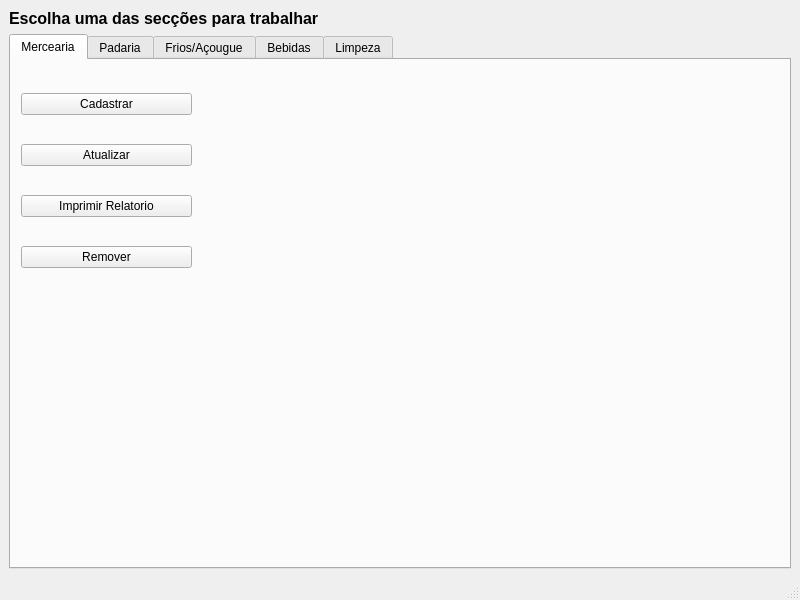
Above: Projeto 3/Projeto/menu.ui from Rodrigo-P-Nascimento/Qt-DRUD before the change. Below: the same form after it.
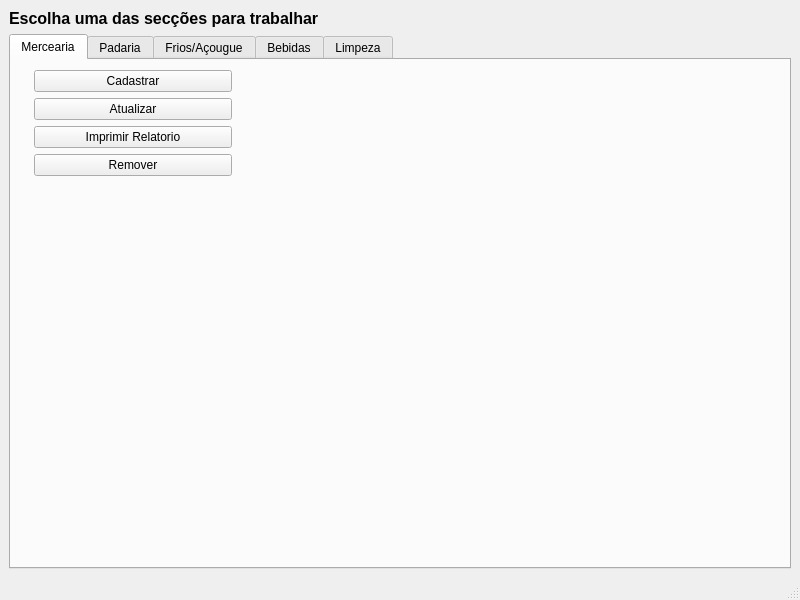
That is the form after the change. Icons and pictures are not drawn.

Patch:
```diff
--- a/Projeto 3/Projeto/menu.ui
+++ b/Projeto 3/Projeto/menu.ui
@@ -43,39 +43,115 @@
          <rect>
           <x>10</x>
           <y>10</y>
-          <width>171</width>
-          <height>221</height>
+          <width>211</width>
+          <height>131</height>
          </rect>
         </property>
-        <layout class="QGridLayout" name="gridLayout_2">
+        <layout class="QFormLayout" name="formLayout">
          <item row="0" column="0">
+          <widget class="QLabel" name="label_2">
+           <property name="maximumSize">
+            <size>
+             <width>20</width>
+             <height>20</height>
+            </size>
+           </property>
+           <property name="text">
+            <string/>
+           </property>
+           <property name="pixmap">
+            <pixmap>../Imagens/adicionar.png</pixmap>
+           </property>
+           <property name="scaledContents">
+            <bool>true</bool>
+           </property>
+          </widget>
+         </item>
+         <item row="0" column="1">
           <widget class="QPushButton" name="BTN_CADS_MERC">
            <property name="text">
             <string>Cadastrar</string>
            </property>
           </widget>
          </item>
-         <item row="3" column="0">
-          <widget class="QPushButton" name="BTN_REMV_MERC">
-           <property name="text">
-            <string>Remover</string>
-           </property>
-          </widget>
-         </item>
-         <item row="2" column="0">
-          <widget class="QPushButton" name="BTN_IMRT_MERC">
-           <property name="text">
-            <string>Imprimir Relatorio</string>
-           </property>
-          </widget>
-         </item>
          <item row="1" column="0">
+          <widget class="QLabel" name="label_3">
+           <property name="maximumSize">
+            <size>
+             <width>20</width>
+             <height>20</height>
+            </size>
+           </property>
+           <property name="text">
+            <string/>
+           </property>
+           <property name="pixmap">
+            <pixmap>../Imagens/recarregar.png</pixmap>
+           </property>
+           <property name="scaledContents">
+            <bool>true</bool>
+           </property>
+          </widget>
+         </item>
+         <item row="1" column="1">
           <widget class="QPushButton" name="BTN_ATLZ_MERC">
            <property name="text">
             <string>Atualizar</string>
            </property>
           </widget>
          </item>
+         <item row="2" column="0">
+          <widget class="QLabel" name="label_4">
+           <property name="maximumSize">
+            <size>
+             <width>20</width>
+             <height>20</height>
+            </size>
+           </property>
+           <property name="text">
+            <string/>
+           </property>
+           <property name="pixmap">
+            <pixmap>../Imagens/relatorio.png</pixmap>
+           </property>
+           <property name="scaledContents">
+            <bool>true</bool>
+           </property>
+          </widget>
+         </item>
+         <item row="2" column="1">
+          <widget class="QPushButton" name="BTN_IMRT_MERC">
+           <property name="text">
+            <string>Imprimir Relatorio</string>
+           </property>
+          </widget>
+         </item>
+         <item row="3" column="0">
+          <widget class="QLabel" name="label_5">
+           <property name="maximumSize">
+            <size>
+             <width>20</width>
+             <height>20</height>
+            </size>
+           </property>
+           <property name="text">
+            <string/>
+           </property>
+           <property name="pixmap">
+            <pixmap>../Imagens/lixeira.png</pixmap>
+           </property>
+           <property name="scaledContents">
+            <bool>true</bool>
+           </property>
+          </widget>
+         </item>
+         <item row="3" column="1">
+          <widget class="QPushButton" name="BTN_REMV_MERC">
+           <property name="text">
+            <string>Remover</string>
+           </property>
+          </widget>
+         </item>
         </layout>
        </widget>
       </widget>
```
Left out of the diff: 2 changed lines with no effect on the pictures.
